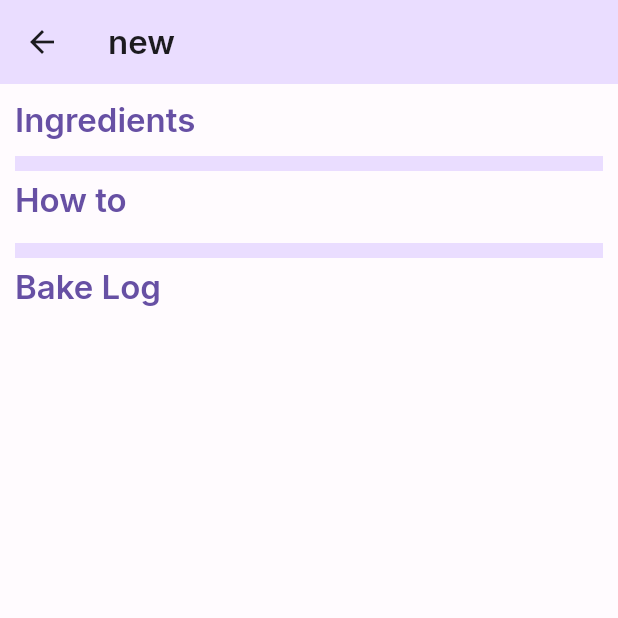
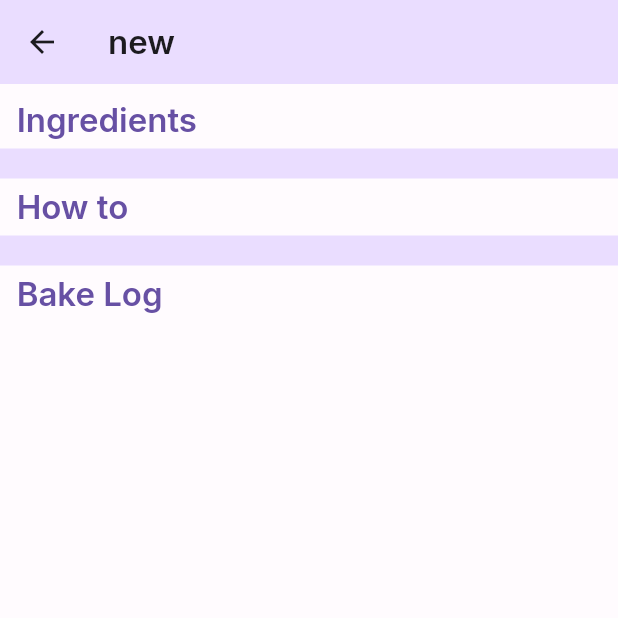
Before and after one commit to LunaSong2/BakeLog, a Flutter app: the RecipePage screen opened directly, on a phone screen of 412 x 824 dp, the top half of it. Run offline on Flutter 3.47's test engine with Material 2 defaults, Android fonts, the phone set to English and light mode, and no system bars; our stand-ins replace google_fonts; accounts and stored records are empty.

Commit message:
change recipe page to only one scrollable child add TextForm to input amount scale

```diff
--- a/lib/page_recipe.dart
+++ b/lib/page_recipe.dart
@@ -3,21 +3,35 @@ import 'package:bakinglog/page_log.dart';
 import 'package:bakinglog/data.dart';
 import 'package:bakinglog/ingredient.dart';
 
-class IngredientList extends StatelessWidget {
-  IngredientList({required this.recipe}) : super(key: ObjectKey(recipe));
+class IngredientList extends StatefulWidget {
+  IngredientList({required this.recipe, super.key});
+  final Recipe recipe;
 
-  final Recipe recipe;
+  @override
+  State<IngredientList> createState() => _IngredientListState();
+}
+
+class _IngredientListState extends State<IngredientList> {
+  double amountRatio = 1.0;
+  bool refreshFlag = false;
+
+  void refreshChildren(double amountRatio) {
+    setState(() {
+      refreshFlag = !refreshFlag;
+    });
+  }
 
   @override
   Widget build(BuildContext context) {
     return ListView.separated(
         shrinkWrap: true,
+        physics: NeverScrollableScrollPhysics(),
         padding: const EdgeInsets.only(top:5.0),
-      itemCount: recipe.ingredients.length,
+        itemCount: widget.recipe.ingredients.length,
         separatorBuilder: (context, index) => const Divider(
           color: Colors.grey, height: 1.0),
         itemBuilder: (context, index) {
-        return IngredientView(ingredient: recipe.ingredients[index]);
+          return IngredientView(ingredient: widget.recipe.ingredients[index], refreshCallback: refreshChildren,);
         },
     );
   }
@@ -32,12 +46,13 @@ class HowToList extends StatelessWidget {
   Widget build(BuildContext context) {
     return ListView.builder(
         shrinkWrap: true,
-      padding: const EdgeInsets.all(5),
+      physics: NeverScrollableScrollPhysics(),
+        padding: const EdgeInsets.all(0),
         itemCount: recipe.howTo.length,
         itemBuilder: (BuildContext context, int index) {
           return Container(alignment: Alignment.centerLeft,
           height: 30,
-        child: Text('${index+1}. ${recipe.howTo[index]}'));
+          child: Text('   ${index+1}. ${recipe.howTo[index]}'));
        },
       );
   }
@@ -90,20 +105,24 @@ class _RecipePageState extends State<RecipePage> {
       appBar: AppBar(
           title: Text(widget.recipe.recipeName),
           backgroundColor: Theme.of(context).colorScheme.primaryContainer),
-      body: Padding(
-        padding: EdgeInsets.all(10.0),
+      body: SingleChildScrollView(
+        child: Padding(
+          padding: EdgeInsets.all(0.0),
           child: Column(
             crossAxisAlignment: CrossAxisAlignment.start,
             children: <Widget>[
-            Text('Ingredients', style: Theme.of(context).textTheme.titleLarge?.copyWith(color: Theme.of(context).colorScheme.primary)),
-            Flexible(child: IngredientList(recipe: widget.recipe)),
-            Divider(height:20, thickness: 10, color: Theme.of(context).colorScheme.primaryContainer),
-            Text('How to', style: Theme.of(context).textTheme.titleLarge?.copyWith(color: Theme.of(context).colorScheme.primary)),
-            Flexible(child: HowToList(recipe: widget.recipe)),
-            Divider(height:20, thickness: 10, color: Theme.of(context).colorScheme.primaryContainer),
-            Text('Bake Log', style: Theme.of(context).textTheme.titleLarge?.copyWith(color: Theme.of(context).colorScheme.primary)),
-            Flexible(child: LogList(recipe: widget.recipe)),
+              Divider(height:10, thickness: 0, color: Colors.transparent),
+              Text('  Ingredients', style: Theme.of(context).textTheme.titleLarge?.copyWith(color: Theme.of(context).colorScheme.primary)),
+              IngredientList(recipe: widget.recipe),
+              Divider(height:20, thickness: 20, color: Theme.of(context).colorScheme.primaryContainer),
+              Divider(height:5, thickness: 0, color: Colors.transparent),
+              Text('  How to', style: Theme.of(context).textTheme.titleLarge?.copyWith(color: Theme.of(context).colorScheme.primary)),
+              Container(child: HowToList(recipe: widget.recipe)),
+              Divider(height:30, thickness: 20, color: Theme.of(context).colorScheme.primaryContainer),
+              Text('  Bake Log', style: Theme.of(context).textTheme.titleLarge?.copyWith(color: Theme.of(context).colorScheme.primary)),
+              Container(child: LogList(recipe: widget.recipe)),
             ],
+          )
         )
       )
     );
```
Also changed, not shown: assets/data.json (+51 -1 lines), lib/ingredient.dart (+53 -2 lines). Lines whose indentation alone changed are shown as unchanged.
